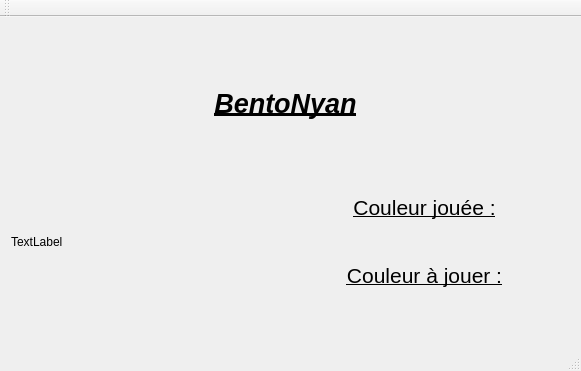
costesjean/BentoNyan, file bento.ui: the form before one commit.
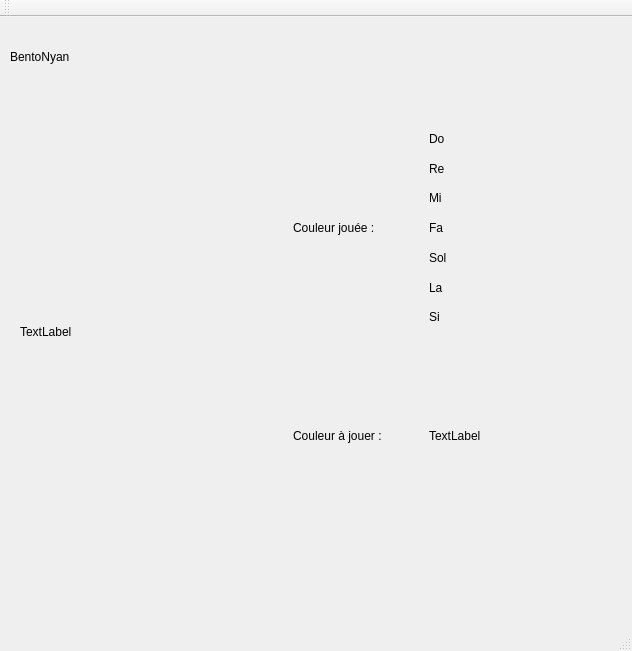
The form after the commit.

Commit message: Auto stash before merge of "master" and "origin/master"

The edit to the form file:
```diff
--- a/bento.ui
+++ b/bento.ui
@@ -6,21 +6,132 @@
    <rect>
     <x>0</x>
     <y>0</y>
-    <width>581</width>
-    <height>371</height>
+    <width>632</width>
+    <height>651</height>
    </rect>
   </property>
   <property name="windowTitle">
    <string>Bento</string>
   </property>
   <widget class="QWidget" name="centralWidget">
-   <widget class="QWidget" name="verticalLayoutWidget">
+   <property name="sizePolicy">
+    <sizepolicy hsizetype="Expanding" vsizetype="Expanding">
+     <horstretch>0</horstretch>
+     <verstretch>0</verstretch>
+    </sizepolicy>
+   </property>
+   <widget class="QWidget" name="horizontalLayoutWidget">
     <property name="geometry">
      <rect>
-      <x>0</x>
-      <y>10</y>
-      <width>571</width>
-      <height>291</height>
+      <x>9</x>
+      <y>99</y>
+      <width>561</width>
+      <height>431</height>
+     </rect>
+    </property>
+    <layout class="QHBoxLayout" name="mainLayout">
+     <item>
+      <widget class="QLabel" name="camLabel">
+       <property name="text">
+        <string>TextLabel</string>
+       </property>
+      </widget>
+     </item>
+     <item>
+      <layout class="QVBoxLayout" name="userInstruction">
+       <item>
+        <layout class="QHBoxLayout" name="couleurJoueLayout">
+         <item>
+          <widget class="QLabel" name="couleurJoueeLabel">
+           <property name="text">
+            <string>Couleur jouée :</string>
+           </property>
+          </widget>
+         </item>
+         <item>
+          <layout class="QVBoxLayout" name="noteJouerLayout">
+           <item>
+            <widget class="QLabel" name="do_">
+             <property name="text">
+              <string>Do</string>
+             </property>
+            </widget>
+           </item>
+           <item>
+            <widget class="QLabel" name="re">
+             <property name="text">
+              <string>Re</string>
+             </property>
+            </widget>
+           </item>
+           <item>
+            <widget class="QLabel" name="mi">
+             <property name="text">
+              <string>Mi</string>
+             </property>
+            </widget>
+           </item>
+           <item>
+            <widget class="QLabel" name="fa">
+             <property name="text">
+              <string>Fa</string>
+             </property>
+            </widget>
+           </item>
+           <item>
+            <widget class="QLabel" name="sol">
+             <property name="text">
+              <string>Sol</string>
+             </property>
+            </widget>
+           </item>
+           <item>
+            <widget class="QLabel" name="la">
+             <property name="text">
+              <string>La</string>
+             </property>
+            </widget>
+           </item>
+           <item>
+            <widget class="QLabel" name="si">
+             <property name="text">
+              <string>Si</string>
+             </property>
+            </widget>
+           </item>
+          </layout>
+         </item>
+        </layout>
+       </item>
+       <item>
+        <layout class="QHBoxLayout" name="couleurAJouerLayout">
+         <item>
+          <widget class="QLabel" name="couleurAJouerLabel">
+           <property name="text">
+            <string>Couleur à jouer : </string>
+           </property>
+          </widget>
+         </item>
+         <item>
+          <widget class="QLabel" name="jeuxLabel">
+           <property name="text">
+            <string>TextLabel</string>
+           </property>
+          </widget>
+         </item>
+        </layout>
+       </item>
+      </layout>
+     </item>
+    </layout>
+   </widget>
+   <widget class="QWidget" name="verticalLayoutWidget_2">
+    <property name="geometry">
+     <rect>
+      <x>-1</x>
+      <y>0</y>
+      <width>581</width>
+      <height>80</height>
      </rect>
     </property>
     <layout class="QVBoxLayout" name="titreLayout">
@@ -29,51 +140,23 @@
      </property>
      <item>
       <widget class="QLabel" name="appliName">
-       <property name="enabled">
-        <bool>true</bool>
+       <property name="sizePolicy">
+        <sizepolicy hsizetype="Preferred" vsizetype="Preferred">
+         <horstretch>0</horstretch>
+         <verstretch>0</verstretch>
+        </sizepolicy>
+       </property>
+       <property name="sizeIncrement">
+        <size>
+         <width>0</width>
+         <height>0</height>
+        </size>
        </property>
        <property name="text">
-        <string>&lt;html&gt;&lt;head/&gt;&lt;body&gt;&lt;p align=&quot;center&quot;&gt;&lt;span style=&quot; font-size:20pt; font-weight:600; font-style:italic; text-decoration: underline;&quot;&gt;BentoNyan&lt;/span&gt;&lt;/p&gt;&lt;/body&gt;&lt;/html&gt;</string>
+        <string>BentoNyan</string>
        </property>
       </widget>
      </item>
-     <item>
-      <layout class="QHBoxLayout" name="horizontalLayout">
-       <item>
-        <widget class="QLabel" name="camLabel">
-         <property name="text">
-          <string>TextLabel</string>
-         </property>
-        </widget>
-       </item>
-       <item>
-        <layout class="QVBoxLayout" name="verticalLayout_2">
-         <item>
-          <layout class="QVBoxLayout" name="verticalLayout_3">
-           <item>
-            <widget class="QLabel" name="couleurJoue">
-             <property name="text">
-              <string>&lt;html&gt;&lt;head/&gt;&lt;body&gt;&lt;p align=&quot;center&quot;&gt;&lt;span style=&quot; font-size:16pt; text-decoration: underline;&quot;&gt;Couleur jouée :&lt;/span&gt;&lt;/p&gt;&lt;/body&gt;&lt;/html&gt;</string>
-             </property>
-            </widget>
-           </item>
-          </layout>
-         </item>
-         <item>
-          <layout class="QVBoxLayout" name="verticalLayout_4">
-           <item>
-            <widget class="QLabel" name="couleurAJoue">
-             <property name="text">
-              <string>&lt;html&gt;&lt;head/&gt;&lt;body&gt;&lt;p align=&quot;center&quot;&gt;&lt;span style=&quot; font-size:16pt; text-decoration: underline;&quot;&gt;Couleur à jouer :&lt;/span&gt;&lt;/p&gt;&lt;/body&gt;&lt;/html&gt;</string>
-             </property>
-            </widget>
-           </item>
-          </layout>
-         </item>
-        </layout>
-       </item>
-      </layout>
-     </item>
     </layout>
    </widget>
   </widget>
```
Left out of the diff: 2 changed lines with no effect on the pictures. The commit also changes 2 other files.
